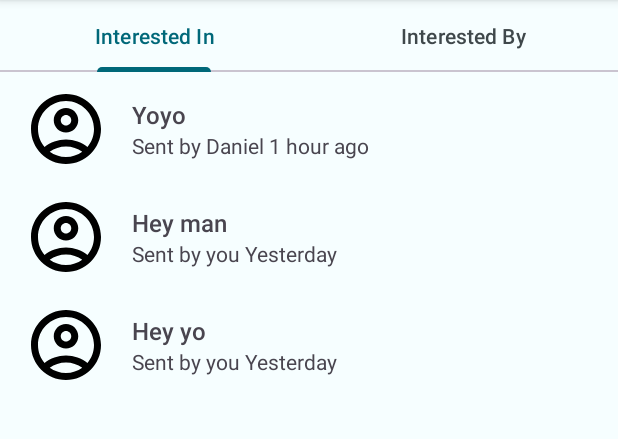
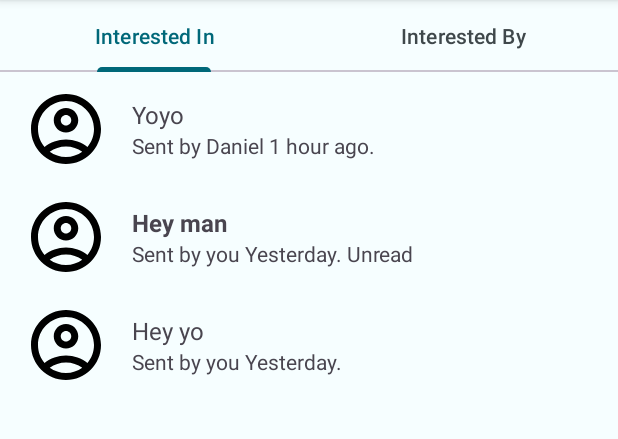
Before and after one commit to nels-dev/W23_G11_Rooftown, an Android app: the fragment AllChatsFragment placed in its activity, on a phone screen of 412 x 824 dp, the part 96-535 px from its top. Run offline under Robolectric (Android 15) with nearby library versions, the phone set to English and light mode, and no system bars.

Commit message:
[RM-16] change unread message style

```diff
--- a/app/src/main/java/csis3175/w23/g11/rooftown/messages/AllChatsAdapter.java
+++ b/app/src/main/java/csis3175/w23/g11/rooftown/messages/AllChatsAdapter.java
@@ -3,6 +3,7 @@ package csis3175.w23.g11.rooftown.messages;
 import static androidx.recyclerview.widget.RecyclerView.NO_ID;
 
 import android.content.Context;
+import android.graphics.Typeface;
 import android.text.format.DateUtils;
 import android.util.Log;
 import android.view.LayoutInflater;
@@ -45,10 +46,28 @@ public class AllChatsAdapter extends RecyclerView.Adapter<AllChatsAdapter.Messag
         // When the ViewHolder "window" is used to render the item at position
         ChatDto chat = chats.get(position);
         Log.d(TAG, "Binding viewholder to " + chat.getChatId());
+
+        holder.txtViewChatItemTitle.setText(chat.getLastMessage());
+        holder.txtViewChatItemContent.setText(getChatMetaText(chat));
+        if(!chat.isRead()){
+            holder.txtViewChatItemTitle.setTypeface(Typeface.DEFAULT_BOLD);
+        }else{
+            holder.txtViewChatItemTitle.setTypeface(Typeface.DEFAULT);
+        }
+        holder.chatId = chat.getChatId();
+    }
+
+    @NonNull
+    private String getChatMetaText(ChatDto chat) {
         CharSequence timeSpan = DateUtils.getRelativeTimeSpanString(chat.getLastActivity().getTime());
-        holder.txtViewChatItemTitle.setText(chat.getLastMessage());
-        holder.txtViewChatItemContent.setText("Sent by " + (chat.isLastActivityByCurrentUser() ? "you" : chat.getNameOfCounterparty()) + " " + timeSpan);
-        holder.chatId = chat.getChatId();
+        StringBuilder sb = new StringBuilder()
+                .append("Sent by ")
+                .append(chat.isLastActivityByCurrentUser() ? "you" : chat.getNameOfCounterparty())
+                .append(" ")
+                .append(timeSpan)
+                .append(".")
+                .append(chat.isRead() ? "" : " Unread");
+        return sb.toString();
     }
 
     @Override
--- a/app/src/main/java/csis3175/w23/g11/rooftown/messages/AllChatsFragment.java
+++ b/app/src/main/java/csis3175/w23/g11/rooftown/messages/AllChatsFragment.java
@@ -90,7 +90,7 @@ public class AllChatsFragment extends Fragment implements TabLayout.OnTabSelecte
             sendByOther.setLastActivity(new Date(System.currentTimeMillis()-1000*3700));
             sendByOther.setLastMessage("Yoyo");
             sendByOther.setNameOfCounterparty("Daniel");
-            sendByOther.setRead(false);
+            sendByOther.setRead(true);
             sendByOther.setLastActivityByCurrentUser(false);
             ChatDto sendByMyself = new ChatDto();
             sendByMyself.setId(UUID.randomUUID().toString());
```
